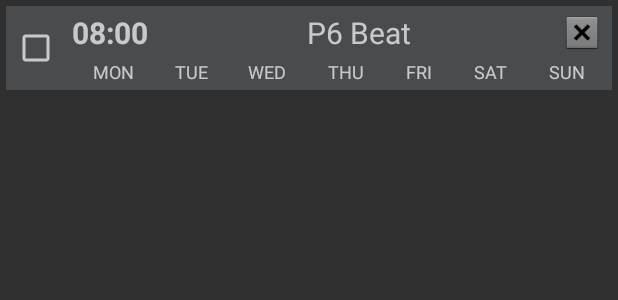
After one commit to alfandersen/ClockRadio, an Android app: the layout alarm_row.xml on its own in the app's theme, with its tools: preview values and no code run, on a phone screen of 412 x 824 dp. The commit adds this screen. Shown: the top 300 px of the screen. Run offline under Robolectric (Android 15) with nearby library versions, the phone set to English and light mode, and no system bars.

Commit message:
Alarm Row List Item designed

```diff
--- a/app/src/main/res/layout/activity_edit_alarm.xml
+++ b/app/src/main/res/layout/activity_edit_alarm.xml
@@ -133,15 +133,13 @@
             android:id="@+id/volumeTextView"
             android:layout_width="wrap_content"
             android:layout_height="wrap_content"
-            android:layout_weight="0.5"
             android:text="Volume:"
             android:textSize="16sp" />
 
         <SeekBar
             android:id="@+id/volumeSeekBar"
             android:layout_width="wrap_content"
-            android:layout_height="match_parent"
-            android:layout_weight="1.50" />
+            android:layout_height="match_parent" />
 
     </LinearLayout>
 
--- /dev/null
+++ b/app/src/main/res/layout/alarm_row.xml
@@ -0,0 +1,159 @@
+<?xml version="1.0" encoding="utf-8"?>
+<LinearLayout xmlns:android="http://schemas.android.com/apk/res/android"
+    xmlns:app="http://schemas.android.com/apk/res-auto"
+    xmlns:tools="http://schemas.android.com/tools"
+    android:layout_width="match_parent"
+    android:layout_height="wrap_content"
+    android:layout_margin="4dp"
+    android:background="@color/colorPrimaryDark"
+    android:orientation="horizontal"
+    android:padding="4dp">
+
+    <CheckBox
+        android:id="@+id/activeAlarmCheckBox"
+        android:layout_width="wrap_content"
+        android:layout_height="match_parent"
+        android:layout_marginBottom="0dp"
+        android:layout_marginLeft="0dp"
+        android:layout_marginRight="8dp"
+        android:layout_marginTop="0dp"
+        app:layout_constraintBottom_toBottomOf="parent"
+        app:layout_constraintHorizontal_bias="1.0"
+        app:layout_constraintLeft_toLeftOf="parent"
+        app:layout_constraintRight_toLeftOf="@+id/linearLayout"
+        app:layout_constraintTop_toTopOf="parent" />
+
+    <LinearLayout
+        android:id="@+id/linearLayout"
+        android:layout_width="match_parent"
+        android:layout_height="wrap_content"
+        android:layout_marginBottom="0dp"
+        android:layout_marginTop="0dp"
+        android:orientation="vertical"
+        app:layout_constraintBottom_toBottomOf="parent"
+        app:layout_constraintTop_toTopOf="parent"
+        tools:layout_editor_absoluteX="52dp">
+
+        <LinearLayout
+            android:layout_width="match_parent"
+            android:layout_height="match_parent"
+            android:orientation="horizontal"
+            tools:layout_editor_absoluteX="8dp"
+            tools:layout_editor_absoluteY="8dp">
+
+            <TextView
+                android:id="@+id/timeTextView"
+                android:layout_width="wrap_content"
+                android:layout_height="wrap_content"
+                android:layout_marginRight="8dp"
+                android:text="08:00"
+                android:textAlignment="textStart"
+                android:textAllCaps="true"
+                android:textSize="20sp"
+                android:textStyle="bold" />
+
+            <TextView
+                android:id="@+id/stationTextView"
+                android:layout_width="wrap_content"
+                android:layout_height="wrap_content"
+                android:layout_weight="1"
+                android:text="P6 Beat"
+                android:textAlignment="center"
+                android:textAllCaps="false"
+                android:textSize="20sp" />
+
+            <ImageView
+                android:id="@+id/deleteImageView"
+                android:layout_width="wrap_content"
+                android:layout_height="match_parent"
+                app:srcCompat="@android:drawable/btn_dialog" />
+
+        </LinearLayout>
+
+        <Space
+            android:layout_width="match_parent"
+            android:layout_height="4dp"
+            android:layout_weight="1" />
+
+        <LinearLayout
+            android:layout_width="match_parent"
+            android:layout_height="match_parent"
+            android:orientation="horizontal"
+            tools:layout_editor_absoluteX="8dp"
+            tools:layout_editor_absoluteY="8dp">
+
+            <TextView
+                android:id="@+id/monActiveTextView"
+                android:layout_width="wrap_content"
+                android:layout_height="wrap_content"
+                android:layout_weight="1"
+                android:text="Mon"
+                android:textAlignment="center"
+                android:textAllCaps="true"
+                android:textSize="12sp" />
+
+            <TextView
+                android:id="@+id/tueActiveTextView"
+                android:layout_width="wrap_content"
+                android:layout_height="wrap_content"
+                android:layout_weight="1"
+                android:text="Tue"
+                android:textAlignment="center"
+                android:textAllCaps="true"
+                android:textSize="12sp" />
+
+            <TextView
+                android:id="@+id/wedActiveTextView"
+                android:layout_width="wrap_content"
+                android:layout_height="wrap_content"
+                android:layout_weight="1"
+                android:text="Wed"
+                android:textAlignment="center"
+                android:textAllCaps="true"
+                android:textSize="12sp" />
+
+            <TextView
+                android:id="@+id/thuActiveTextView"
+                android:layout_width="wrap_content"
+                android:layout_height="wrap_content"
+                android:layout_weight="1"
+                android:text="Thu"
+                android:textAlignment="center"
+                android:textAllCaps="true"
+                android:textSize="12sp" />
+
+            <TextView
+                android:id="@+id/friActiveTextView"
+                android:layout_width="wrap_content"
+                android:layout_height="wrap_content"
+                android:layout_weight="1"
+                android:text="Fri"
+                android:textAlignment="center"
+                android:textAllCaps="true"
+                android:textSize="12sp" />
+
+            <TextView
+                android:id="@+id/satActiveTextView"
+                android:layout_width="wrap_content"
+                android:layout_height="wrap_content"
+                android:layout_weight="1"
+                android:text="Sat"
+                android:textAlignment="center"
+                android:textAllCaps="true"
+                android:textSize="12sp" />
+
+            <TextView
+                android:id="@+id/sunActiveTextView"
+                android:layout_width="wrap_content"
+                android:layout_height="wrap_content"
+                android:layout_weight="1"
+                android:text="Sun"
+                android:textAlignment="center"
+                android:textAllCaps="true"
+                android:textSize="12sp" />
+
+        </LinearLayout>
+
+    </LinearLayout>
+
+</LinearLayout>
--- a/app/src/main/res/values/colors.xml
+++ b/app/src/main/res/values/colors.xml
@@ -1,8 +1,9 @@
 <?xml version="1.0" encoding="utf-8"?>
 <resources>
-    <color name="colorPrimary">#3F51B5</color>
-    <color name="colorPrimaryDark">#303F9F</color>
-    <color name="colorAccent">#FF4081</color>
-    <color name="off">#5a595b</color>
-    <color name="on">#80cbc4</color>
+    <color name="colorPrimary">#cccccc</color>
+    <color name="colorPrimaryDark">#494c4e</color>
+    <color name="colorAccent">#80cbc4</color>
+    <color name="off_bright">@color/colorPrimary</color>
+    <color name="off_dark">@color/colorPrimaryDark</color>
+    <color name="on">@color/colorAccent</color>
 </resources>
--- a/app/src/main/res/values/strings.xml
+++ b/app/src/main/res/values/strings.xml
@@ -1,7 +1,7 @@
 <resources>
     <string name="app_name">Clock Radio</string>
 
-    <string-array name="radio_stations">
+    <string-array name="station_names">
         <item>Nyheder</item>
         <item>P1</item>
         <item>P2</item>
@@ -13,16 +13,45 @@
         <item>P8 Jazz</item>
     </string-array>
 
-    <string-array name="streams">
+    <string-array name="station_links">
         <item>http://drradio2-lh.akamaihd.net/i/drnyheder_9@143532/master.m3u8</item>
         <item>http://drradio1-lh.akamaihd.net/i/p1_9@143503/master.m3u8</item>
         <item>http://drradio2-lh.akamaihd.net/i/p2_9@143504/master.m3u8</item>
         <item>http://drradio3-lh.akamaihd.net/i/p3_9@143506/master.m3u8</item>
-        <item>http://drradio3-lh.akamaihd.net/i/p4kobenhavn_9@143509/master.m3u8</item>
+        <item>regional</item>
         <item>http://drradio1-lh.akamaihd.net/i/p5_9@143530/master.m3u8</item>
         <item>http://drradio3-lh.akamaihd.net/i/p6beat_9@143533/master.m3u8</item>
         <item>http://drradio1-lh.akamaihd.net/i/p7mix_9@143522/master.m3u8</item>
         <item>http://drradio2-lh.akamaihd.net/i/p8jazz_9@143524/master.m3u8</item>
+    </string-array>
+
+    <!--Regions-->
+    <string name="region_key">regional</string>
+
+    <string-array name="region_names">
+        <item>Bornholm</item>
+        <item>Esbjerg</item>
+        <item>Fyn</item>
+        <item>København</item>
+        <item>Midt og Vest</item>
+        <item>Nordjylland</item>
+        <item>Sjælland</item>
+        <item>Syd</item>
+        <item>Trekanten</item>
+        <item>Østjylland</item>
+    </string-array>
+
+    <string-array name="region__links">
+        <item>http://drradio1-lh.akamaihd.net/i/p4bornholm_9@143507/master.m3u8</item>
+        <item>http://drradio1-lh.akamaihd.net/i/p4esbjerg_9@143516/master.m3u8</item>
+        <item>http://drradio2-lh.akamaihd.net/i/p4fyn_9@143508/master.m3u8</item>
+        <item>http://drradio3-lh.akamaihd.net/i/p4kobenhavn_9@143509/master.m3u8</item>
+        <item>http://drradio1-lh.akamaihd.net/i/p4midtvest_9@143510/master.m3u8</item>
+        <item>http://drradio2-lh.akamaihd.net/i/p4nordjylland_9@143511/master.m3u8</item>
+        <item>http://drradio3-lh.akamaihd.net/i/p4sjaelland_9@143512/master.m3u8</item>
+        <item>http://drradio1-lh.akamaihd.net/i/p4syd_9@143513/master.m3u8</item>
+        <item>http://drradio2-lh.akamaihd.net/i/p4trekanten_9@143514/master.m3u8</item>
+        <item>http://drradio3-lh.akamaihd.net/i/p4ostjylland_9@143515/master.m3u8</item>
     </string-array>
 
     <!--Intent Filters-->
```
